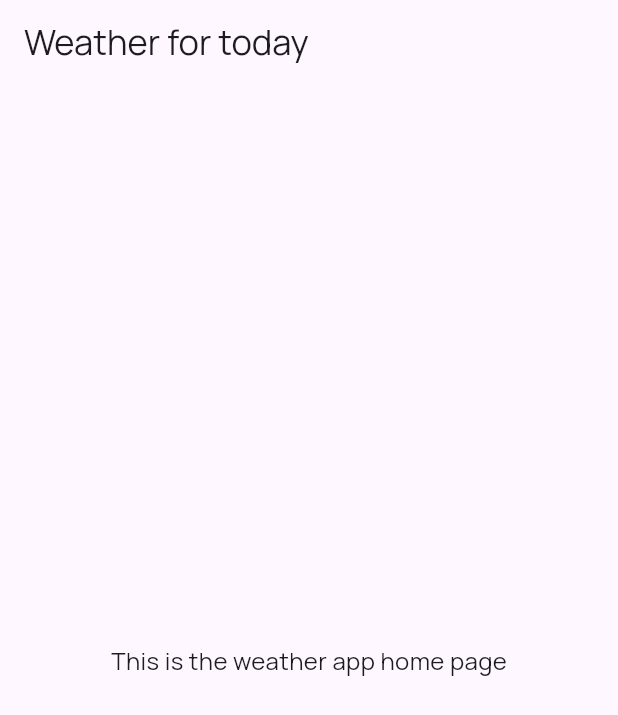
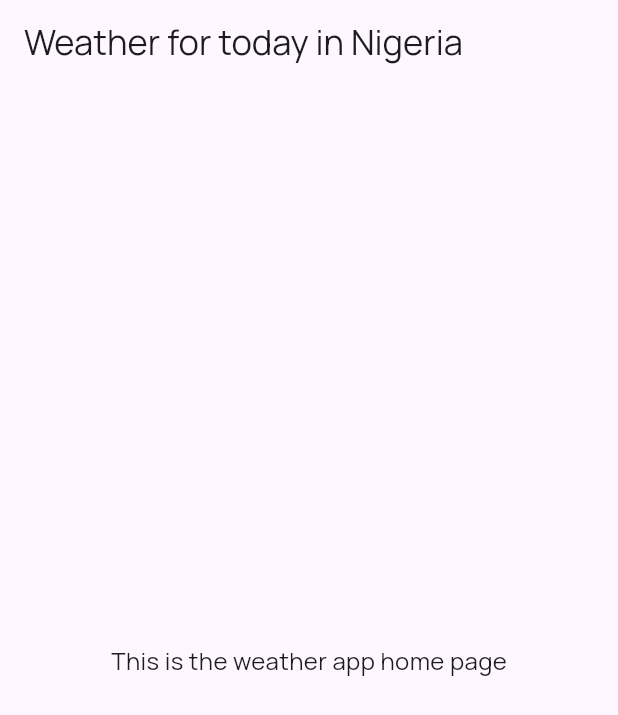
Before and after one commit to Meealley/weather_cubit, a Flutter app: the screen it shows after launch, on a phone screen of 412 x 824 dp. Shown: the top 715 px of the screen. Run offline on Flutter 3.47's test engine with Material 3 defaults, Android fonts, the phone set to English and light mode, and no system bars; our stand-ins replace go_router, google_fonts.

Commit message:
minor changes

```diff
--- a/lib/views/home/home_screen.dart
+++ b/lib/views/home/home_screen.dart
@@ -14,7 +14,7 @@ class _WeatherScreeenState extends State<WeatherScreeen> {
     return Scaffold(
       appBar: AppBar(
         title: Text(
-          "Weather for today",
+          "Weather for today in Nigeria",
           style: AppTextStyles.heading,
         ),
       ),
```
